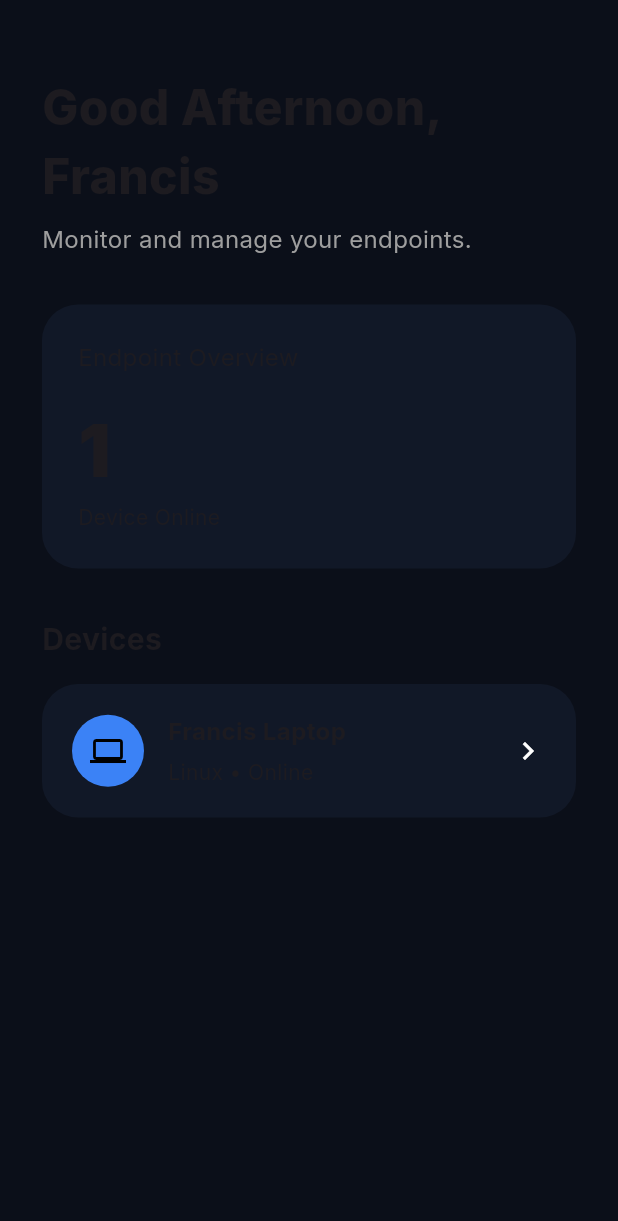
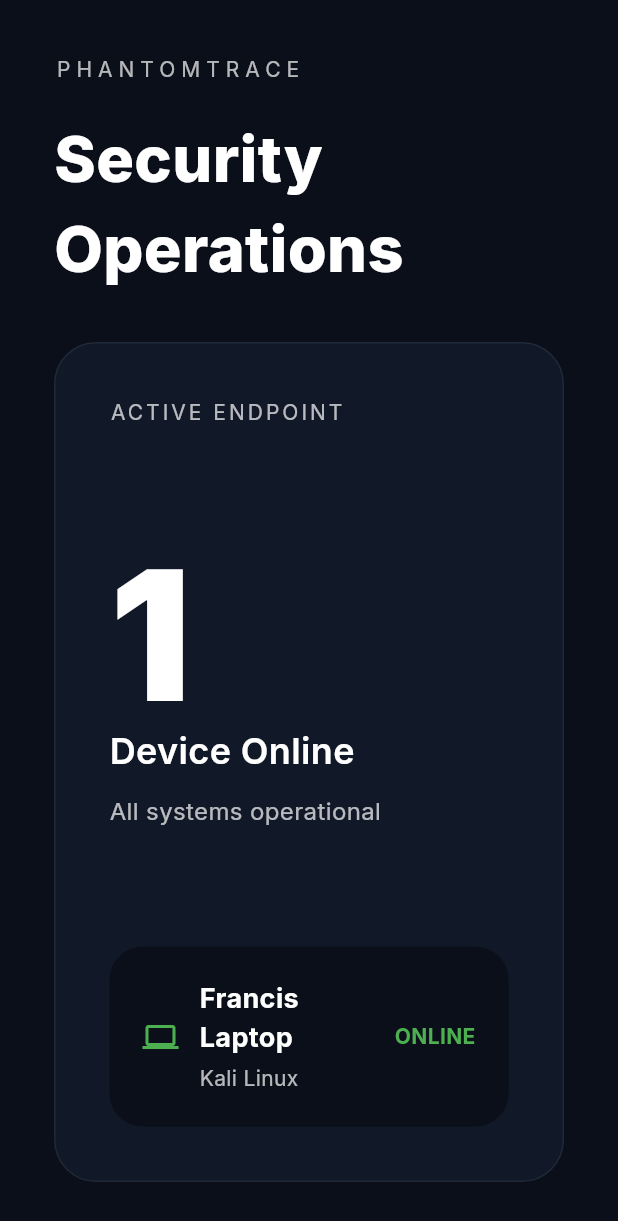
Before and after one commit to frankmurungi2002/phantomtrace_mobile, a Flutter app: the screen it shows after launch, on a phone screen of 412 x 824 dp. Shown: the top 1221 px of the screen. Run offline on Flutter 3.47's test engine with Material 3 defaults, Android fonts, the phone set to English and light mode, and no system bars; our stand-ins replace dio, google_fonts.

Commit message:
Create dashboard improvements and app architecture

```diff
--- /dev/null
+++ b/lib/core/constants/api_constants.dart
@@ -0,0 +1,4 @@
+class ApiConstants {
+  static const String baseUrl =
+      'http://YOUR_SERVER_IP:5000';
+}
--- a/lib/features/dashboard/dashboard_screen.dart
+++ b/lib/features/dashboard/dashboard_screen.dart
@@ -8,100 +8,106 @@ class DashboardScreen extends StatelessWidget {
     return Scaffold(
       body: SafeArea(
         child: Padding(
-          padding: const EdgeInsets.all(28),
+          padding: const EdgeInsets.all(36),
           child: Column(
             crossAxisAlignment: CrossAxisAlignment.start,
             children: [
 
+              const Text(
+                'PHANTOMTRACE',
+                style: TextStyle(
+                  fontSize: 14,
+                  letterSpacing: 4,
+                  color: Colors.white70,
+                ),
+              ),
+
               const SizedBox(height: 20),
 
               const Text(
-                'Good Afternoon, Francis',
+                'Security Operations',
                 style: TextStyle(
-                  fontSize: 32,
+                  fontSize: 42,
                   fontWeight: FontWeight.w800,
-                ),
-              ),
-
-              const SizedBox(height: 8),
-
-              Text(
-                'Monitor and manage your endpoints.',
-                style: TextStyle(
-                  fontSize: 16,
-                  color: Colors.grey.shade500,
+                  color: Colors.white,
                 ),
               ),
 
               const SizedBox(height: 32),
 
-              Container(
+              Expanded(
+                child: Container(
                   width: double.infinity,
-                padding: const EdgeInsets.all(24),
-
+                  padding: const EdgeInsets.all(36),
                   decoration: BoxDecoration(
                     color: const Color(0xFF111827),
-                  borderRadius: BorderRadius.circular(24),
+                    borderRadius: BorderRadius.circular(28),
+                    border: Border.all(
+                      color: const Color(0xFF1F2937),
                     ),
-
-                child: const Column(
-                  crossAxisAlignment: CrossAxisAlignment.start,
+                  ),
+                  child: Column(
+                    crossAxisAlignment:
+                        CrossAxisAlignment.start,
                     children: [
 
-                    Text(
-                      'Endpoint Overview',
+                      const Text(
+                        'ACTIVE ENDPOINT',
                         style: TextStyle(
-                        fontSize: 16,
+                          color: Colors.white70,
+                          letterSpacing: 2,
                         ),
                       ),
 
-                    SizedBox(height: 16),
+                      const Spacer(),
 
-                    Text(
+                      const Text(
                         '1',
                         style: TextStyle(
-                        fontSize: 48,
+                          fontSize: 120,
+                          height: 1,
                           fontWeight: FontWeight.w900,
+                          color: Colors.white,
                         ),
                       ),
 
-                    Text(
+                      const Text(
                         'Device Online',
-                    ),
-                  ],
+                        style: TextStyle(
+                          fontSize: 24,
+                          fontWeight: FontWeight.w600,
+                          color: Colors.white,
                         ),
                       ),
 
-              const SizedBox(height: 32),
+                      const SizedBox(height: 12),
 
                       const Text(
-                'Devices',
+                        'All systems operational',
                         style: TextStyle(
-                  fontSize: 20,
-                  fontWeight: FontWeight.w700,
+                          fontSize: 16,
+                          color: Colors.white70,
                         ),
                       ),
 
-              const SizedBox(height: 16),
+                      const Spacer(),
 
                       Container(
-                padding: const EdgeInsets.all(20),
-
+                        padding: const EdgeInsets.all(22),
                         decoration: BoxDecoration(
-                  color: const Color(0xFF111827),
-                  borderRadius: BorderRadius.circular(24),
+                          color: const Color(0xFF0B0F19),
+                          borderRadius:
+                              BorderRadius.circular(22),
                         ),
-
                         child: const Row(
                           children: [
 
-                    CircleAvatar(
-                      radius: 24,
-                      backgroundColor: Color(0xFF3B82F6),
-                      child: Icon(Icons.computer),
+                            Icon(
+                              Icons.computer,
+                              color: Colors.green,
                             ),
 
-                    SizedBox(width: 16),
+                            SizedBox(width: 14),
 
                             Expanded(
                               child: Column(
@@ -112,25 +118,38 @@ class DashboardScreen extends StatelessWidget {
                                   Text(
                                     'Francis Laptop',
                                     style: TextStyle(
+                                      fontSize: 18,
                                       fontWeight:
                                           FontWeight.w700,
-                              fontSize: 16,
+                                      color: Colors.white,
                                     ),
                                   ),
 
-                          SizedBox(height: 6),
+                                  SizedBox(height: 4),
 
                                   Text(
-                            'Linux • Online',
+                                    'Kali Linux',
+                                    style: TextStyle(
+                                      color: Colors.white70,
+                                    ),
                                   ),
                                 ],
                               ),
                             ),
 
-                    Icon(
-                      Icons.chevron_right,
-                    )
+                            Text(
+                              'ONLINE',
+                              style: TextStyle(
+                                color: Colors.green,
+                                fontWeight:
+                                    FontWeight.w700,
+                              ),
+                            ),
                           ],
+                        ),
+                      ),
+                    ],
+                  ),
                 ),
               ),
             ],
--- /dev/null
+++ b/lib/models/device.dart
@@ -0,0 +1,19 @@
+class Device {
+  final String id;
+  final String hostname;
+  final bool online;
+
+  Device({
+    required this.id,
+    required this.hostname,
+    required this.online,
+  });
+
+  factory Device.fromJson(Map<String, dynamic> json) {
+    return Device(
+      id: json['id'],
+      hostname: json['hostname'] ?? 'Unknown Device',
+      online: json['online'] ?? false,
+    );
+  }
+}
```
Also changed, not shown: lib/features/auth/login_screen.dart (+66 -92 lines), lib/features/devices/devices_screen.dart (added, +112 -0 lines), lib/services/auth_service.dart (added, +22 -0 lines), lib/services/device_service.dart (added, +17 -0 lines). Lines whose indentation alone changed are shown as unchanged.
